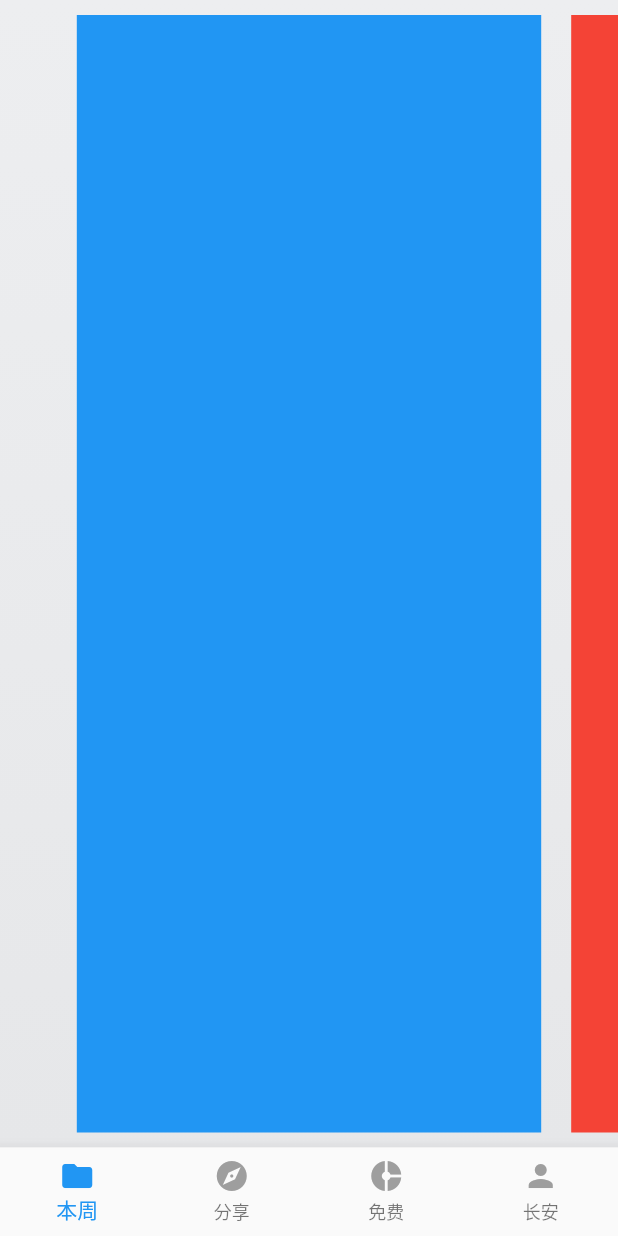
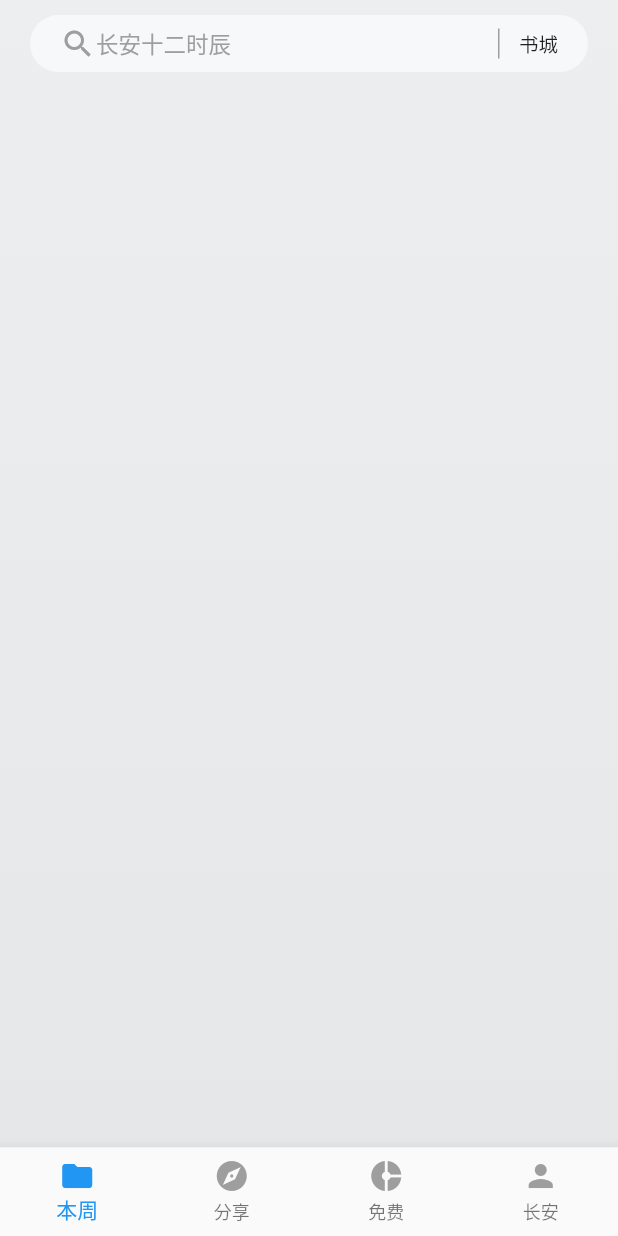
Before and after one commit to nbFrank/flutter-wx-book-test, a Flutter app: the screen it shows after launch, on a phone screen of 412 x 824 dp. Run offline on Flutter 3.47's test engine with Material 2 defaults, Android fonts, the phone set to English and light mode, and no system bars.

Commit message:
1.flutter 项目列表

```diff
--- /dev/null
+++ b/lib/base_cared.dart
@@ -0,0 +1,13 @@
+import 'package:flutter/material.dart';
+//卡片基类
+class BaseCard extends StatefulWidget {
+  @override
+  BaseCardState createState() => BaseCardState();
+}
+
+class BaseCardState extends State<BaseCard> {
+  @override
+  Widget build(BuildContext context) {
+    return Container();
+  }
+}
--- /dev/null
+++ b/lib/card_recommend.dart
@@ -0,0 +1,10 @@
+import 'base_cared.dart';
+//本周推荐
+class CardRecommend extends BaseCard{
+  @override
+  _CardRecommendState createState() => _CardRecommendState();
+}
+
+class _CardRecommendState extends BaseCardState{
+
+}
--- a/lib/content_pager.dart
+++ b/lib/content_pager.dart
@@ -1,4 +1,8 @@
 import 'package:flutter/material.dart';
+import 'package:flutter/services.dart';
+import 'package:wx_book_test_app/card_recommend.dart';
+
+import 'custom_appbar.dart';
 
 class ContentPager extends StatefulWidget {
   // 回调方法属性 ValueChanged
@@ -27,10 +31,11 @@ class _ContentPagerState extends State<ContentPager> {
 
   @override
   void initState() {
-    //生命周期
+    //第一个生命周期
     if (widget.contentPageController != null) {
       widget.contentPageController._pageController = _pageController;
     }
+    _statusBar();
     super.initState();
   }
 
@@ -39,17 +44,21 @@ class _ContentPagerState extends State<ContentPager> {
     return Column(
       children: <Widget>[
         //appBar
+        CustomAppBar(),
         Expanded(
           //高度撑开，否则在Column中没有高度会报错
           child: PageView(
             controller: _pageController,
-            // 当两个类进行关联的时候，可以通过 widget. 来调用被关联的类的属性方法
+            // 当两个类进行关联的时候，可以通过 widget. 来调用被关联的类的属性方法, widget 指向 State<>里面的类
             onPageChanged: widget.onPageChanged,
             children: <Widget>[
-              _wrapItem(0),
-              _wrapItem(1),
-              _wrapItem(2),
-              _wrapItem(3),
+              _wrapItem(CardRecommend()),
+              _wrapItem(CardRecommend()),
+              _wrapItem(CardRecommend()),
+              _wrapItem(CardRecommend())
+//              _wrapItem(1),
+//              _wrapItem(2),
+//              _wrapItem(3),
             ],
           ),
         )
@@ -57,13 +66,26 @@ class _ContentPagerState extends State<ContentPager> {
     );
   }
 
-  Widget _wrapItem(int index) {
+  Widget _wrapItem(Widget widget) {
     return Padding(
       padding: EdgeInsets.all(10),
-      child: Container(
-        decoration: BoxDecoration(color: _colors[index]),
-      ),
+      child: widget,
     );
+  }
+
+//  状态栏样式-沉浸式状态栏
+  _statusBar() {
+    //黑色沉浸式状态栏，基于SystemUiOverlayStyle.dark修改了statusBarColor
+    SystemUiOverlayStyle uiOverlayStyle = SystemUiOverlayStyle(
+      systemNavigationBarColor: Color(0xFF333333),
+      systemNavigationBarDividerColor: null,
+      statusBarColor: Colors.transparent,
+      systemNavigationBarIconBrightness: Brightness.light,
+      statusBarIconBrightness: Brightness.dark,
+      statusBarBrightness: Brightness.light,
+    );
+
+    SystemChrome.setSystemUIOverlayStyle(uiOverlayStyle);
   }
 }
 
--- /dev/null
+++ b/lib/custom_appbar.dart
@@ -0,0 +1,39 @@
+import 'package:flutter/material.dart';
+
+class CustomAppBar extends StatelessWidget {
+  @override
+  Widget build(BuildContext context) {
+    double paddingTop = MediaQuery.of(context).padding.top;
+    return Container(
+      padding: EdgeInsets.fromLTRB(20, 7, 20, 7),
+      margin: EdgeInsets.fromLTRB(20, paddingTop + 10, 20, 5),
+      decoration: BoxDecoration(
+          borderRadius: BorderRadius.circular(19), color: Colors.white60),
+      child: Row(
+        children: <Widget>[
+          Icon(
+            Icons.search,
+            color: Colors.grey,
+          ),
+          Expanded(
+            //撑开宽度
+            child: Text(
+              "长安十二时辰",
+              style: TextStyle(
+                fontSize: 15,
+                color: Colors.grey,
+              ),
+            ),
+          ),
+          Container(
+            width: 1,
+            height: 20,
+            margin: EdgeInsets.only(right: 13),
+            decoration: BoxDecoration(color: Colors.grey),
+          ),
+          Text("书城", style: TextStyle(fontSize: 13)),
+        ],
+      ),
+    );
+  }
+}
```
